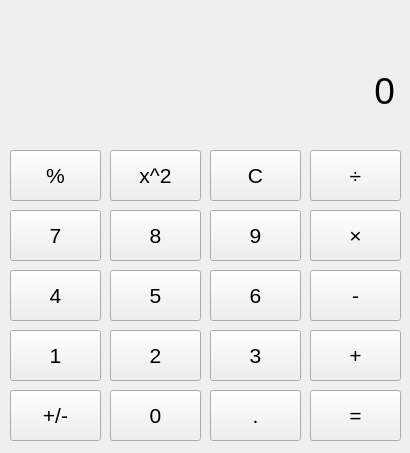
This is Calculator/mainwindow.ui in AleksandrHovhannisyan/CPPalculator as Qt 5 draws it before an edit. The edited form follows.
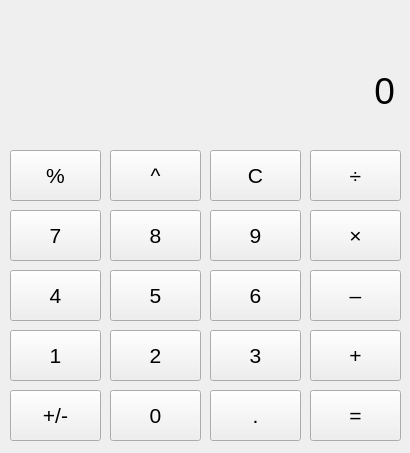
This is the edited form.

Diff of the .ui file:
```diff
--- a/Calculator/mainwindow.ui
+++ b/Calculator/mainwindow.ui
@@ -299,7 +299,7 @@
      </font>
     </property>
     <property name="text">
-     <string>-</string>
+     <string>–</string>
     </property>
    </widget>
    <widget class="QPushButton" name="buttonTimes">
@@ -371,7 +371,7 @@
      </font>
     </property>
     <property name="text">
-     <string>x^2</string>
+     <string>^</string>
     </property>
    </widget>
    <widget class="QPushButton" name="buttonClear">
```
